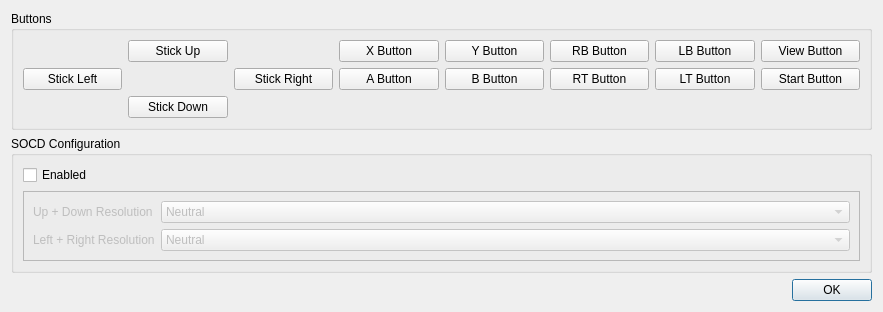
This is XBOFS.win.qt/ConfigureBindingsDialog.ui in OOPMan/XBOFS.win as Qt 5 draws it before an edit. The edited form follows.
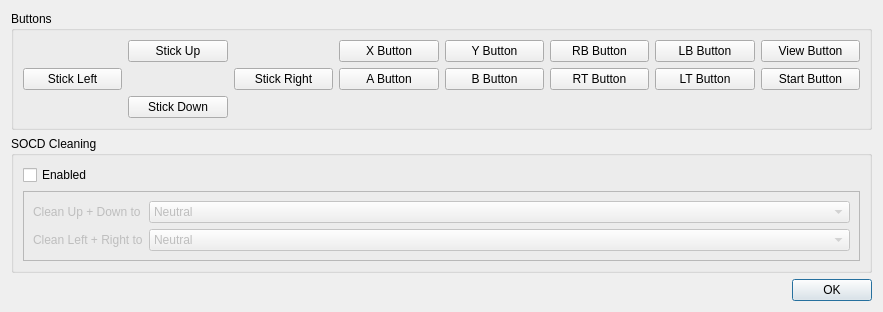
This is the edited form.

Commit message: #34: Implemented saving and loading of SOCD Cleaning configuration for Configure Bindings dialog

Patch:
```diff
--- a/XBOFS.win.qt/ConfigureBindingsDialog.ui
+++ b/XBOFS.win.qt/ConfigureBindingsDialog.ui
@@ -7,7 +7,7 @@
     <x>0</x>
     <y>0</y>
     <width>883</width>
-    <height>297</height>
+    <height>306</height>
    </rect>
   </property>
   <property name="windowTitle">
@@ -124,7 +124,7 @@
    <item>
     <widget class="QGroupBox" name="groupBox">
      <property name="title">
-      <string>SOCD Configuration</string>
+      <string>SOCD Cleaning</string>
      </property>
      <layout class="QVBoxLayout" name="verticalLayout_2">
       <item>
@@ -149,7 +149,7 @@
          <item row="0" column="0">
           <widget class="QLabel" name="label">
            <property name="text">
-            <string>Up + Down Resolution</string>
+            <string>Clean Up + Down to</string>
            </property>
           </widget>
          </item>
@@ -175,7 +175,7 @@
          <item row="1" column="0">
           <widget class="QLabel" name="label_2">
            <property name="text">
-            <string>Left + Right Resolution</string>
+            <string>Clean Left + Right to</string>
            </property>
           </widget>
          </item>
```
Left out of the diff: 8 changed lines with no effect on the pictures. The commit also changes 3 other files.
